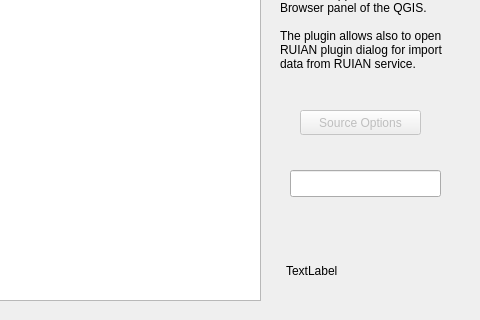
This is Geo_Data_dialog_base.ui in OpenGeoLabs/czech_slovak_freegeodata as Qt 5 draws it before an edit; both pictures show x 280 to 760 and y 230 to 550 of the 760 by 550 pixel window. The edited form follows.
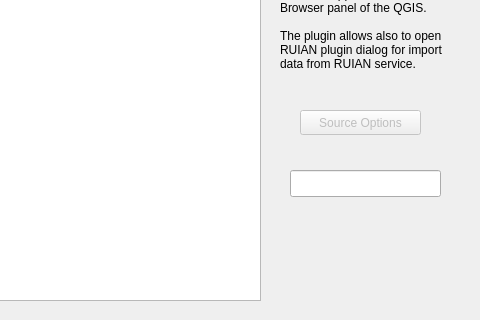
This is the edited form. Custom widgets are drawn as their Qt base class.

Commit message: .idea directory removed, label removed #1

```diff
--- a/Geo_Data_dialog_base.ui
+++ b/Geo_Data_dialog_base.ui
@@ -126,19 +126,6 @@
     <string notr="true"/>
    </property>
   </widget>
-  <widget class="QLabel" name="label_2">
-   <property name="geometry">
-    <rect>
-     <x>566</x>
-     <y>480</y>
-     <width>171</width>
-     <height>41</height>
-    </rect>
-   </property>
-   <property name="text">
-    <string>TextLabel</string>
-   </property>
-  </widget>
  </widget>
  <customwidgets>
   <customwidget>
```
The commit also changes 6 other files.
